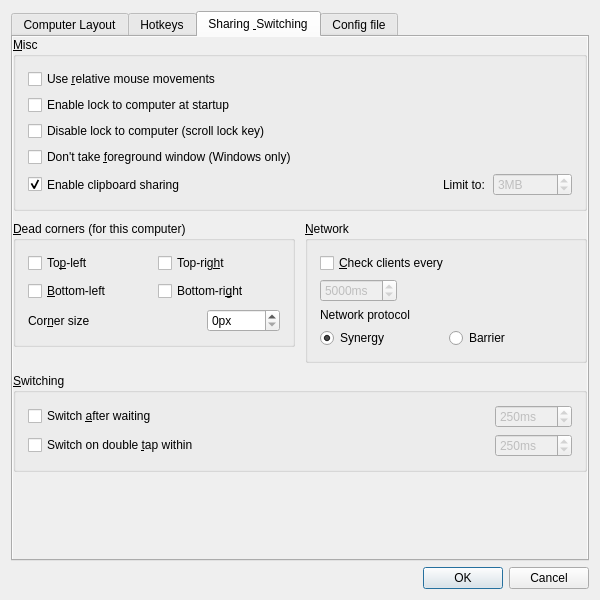
This is src/lib/gui/dialogs/ServerConfigDialog.ui in Tupig/TupigSynergy as Qt 5 draws it before an edit. The edited form follows.
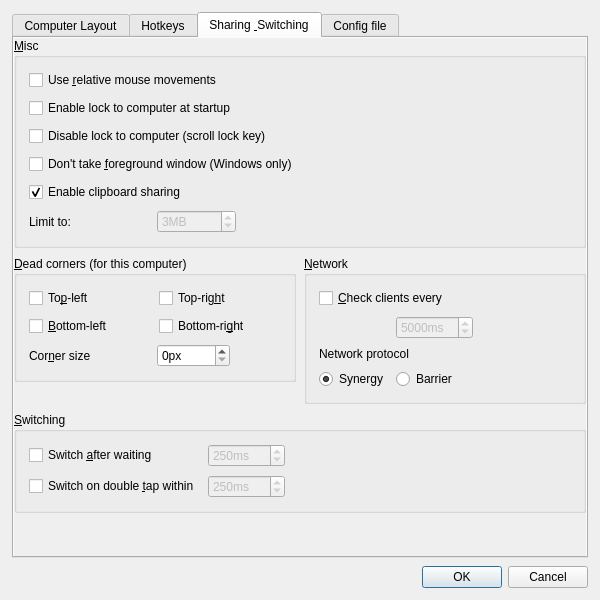
This is the edited form. The open tabs and pages were chosen to show the change. Icons and pictures are not drawn. Custom widgets are drawn as their Qt base class.

```diff
--- a/src/lib/gui/dialogs/ServerConfigDialog.ui
+++ b/src/lib/gui/dialogs/ServerConfigDialog.ui
@@ -20,6 +20,21 @@
    <string>Server Configuration</string>
   </property>
   <layout class="QVBoxLayout">
+   <property name="leftMargin">
+    <number>12</number>
+   </property>
+   <property name="topMargin">
+    <number>12</number>
+   </property>
+   <property name="rightMargin">
+    <number>12</number>
+   </property>
+   <property name="bottomMargin">
+    <number>12</number>
+   </property>
+   <property name="spacing">
+    <number>8</number>
+   </property>
    <item>
     <widget class="QTabWidget" name="tabWidget">
      <widget class="QWidget" name="tabComputers">
@@ -43,6 +58,34 @@
         <number>8</number>
        </property>
        <item>
+        <widget class="QScrollArea" name="computersScrollArea">
+         <property name="widgetResizable">
+          <bool>true</bool>
+         </property>
+         <property name="frameShape">
+          <enum>QFrame::Shape::NoFrame</enum>
+         </property>
+         <property name="horizontalScrollBarPolicy">
+          <enum>Qt::ScrollBarPolicy::ScrollBarAlwaysOff</enum>
+         </property>
+         <widget class="QWidget" name="computersScrollContents">
+          <layout class="QVBoxLayout" name="computersScrollLayout">
+           <property name="leftMargin">
+            <number>0</number>
+           </property>
+           <property name="topMargin">
+            <number>0</number>
+           </property>
+           <property name="rightMargin">
+            <number>0</number>
+           </property>
+           <property name="bottomMargin">
+            <number>0</number>
+           </property>
+           <property name="spacing">
+            <number>8</number>
+           </property>
+           <item>
         <widget class="QGroupBox" name="groupComputerLayout">
          <property name="title">
           <string />
@@ -142,6 +185,12 @@
               <property name="orientation">
                <enum>Qt::Orientation::Horizontal</enum>
               </property>
+                  <property name="sizeHint" stdset="0">
+                   <size>
+                    <width>0</width>
+                    <height>0</height>
+                   </size>
+                  </property>
              </spacer>
             </item>
             <item>
@@ -164,11 +213,15 @@
        </item>
       </layout>
      </widget>
+        </widget>
+       </item>
+      </layout>
+     </widget>
      <widget class="QWidget" name="tabHotkeys">
       <attribute name="title">
        <string>Hotkeys</string>
       </attribute>
-      <layout class="QHBoxLayout" name="_2" stretch="1,1">
+      <layout class="QVBoxLayout" name="_2">
        <property name="leftMargin">
         <number>0</number>
        </property>
@@ -182,7 +235,35 @@
         <number>0</number>
        </property>
        <property name="spacing">
-        <number>10</number>
+        <number>8</number>
+       </property>
+       <item>
+        <widget class="QScrollArea" name="hotkeysScrollArea">
+         <property name="widgetResizable">
+          <bool>true</bool>
+         </property>
+         <property name="frameShape">
+          <enum>QFrame::Shape::NoFrame</enum>
+         </property>
+         <property name="horizontalScrollBarPolicy">
+          <enum>Qt::ScrollBarPolicy::ScrollBarAlwaysOff</enum>
+         </property>
+         <widget class="QWidget" name="hotkeysScrollContents">
+          <layout class="QVBoxLayout" name="hotkeysScrollLayout" stretch="1,1">
+           <property name="leftMargin">
+            <number>0</number>
+           </property>
+           <property name="topMargin">
+            <number>0</number>
+           </property>
+           <property name="rightMargin">
+            <number>0</number>
+           </property>
+           <property name="bottomMargin">
+            <number>0</number>
+           </property>
+           <property name="spacing">
+            <number>8</number>
        </property>
        <item>
         <widget class="QGroupBox" name="groupHotkeys">
@@ -212,7 +293,14 @@
            <number>8</number>
           </property>
           <item>
-           <widget class="QListWidget" name="listHotkeys" />
+               <widget class="QListWidget" name="listHotkeys">
+                <property name="sizePolicy">
+                 <sizepolicy hsizetype="Expanding" vsizetype="Expanding">
+                  <horstretch>0</horstretch>
+                  <verstretch>0</verstretch>
+                 </sizepolicy>
+                </property>
+               </widget>
           </item>
           <item>
            <layout class="QHBoxLayout" name="hotkeyButtonsLayout">
@@ -270,6 +358,19 @@
               </property>
              </widget>
             </item>
+                <item>
+                 <spacer name="hotkeyButtonsSpacer">
+                  <property name="orientation">
+                   <enum>Qt::Orientation::Horizontal</enum>
+                  </property>
+                  <property name="sizeHint" stdset="0">
+                   <size>
+                    <width>0</width>
+                    <height>0</height>
+                   </size>
+                  </property>
+                 </spacer>
+                </item>
            </layout>
           </item>
          </layout>
@@ -308,7 +409,14 @@
            <number>8</number>
           </property>
           <item>
-           <widget class="QListWidget" name="listActions" />
+               <widget class="QListWidget" name="listActions">
+                <property name="sizePolicy">
+                 <sizepolicy hsizetype="Expanding" vsizetype="Expanding">
+                  <horstretch>0</horstretch>
+                  <verstretch>0</verstretch>
+                 </sizepolicy>
+                </property>
+               </widget>
           </item>
           <item>
            <layout class="QHBoxLayout" name="actionButtonsLayout">
@@ -366,9 +474,26 @@
               </property>
              </widget>
             </item>
+                <item>
+                 <spacer name="actionButtonsSpacer">
+                  <property name="orientation">
+                   <enum>Qt::Orientation::Horizontal</enum>
+                  </property>
+                  <property name="sizeHint" stdset="0">
+                   <size>
+                    <width>0</width>
+                    <height>0</height>
+                   </size>
+                  </property>
+                 </spacer>
+                </item>
            </layout>
           </item>
          </layout>
+            </widget>
+           </item>
+          </layout>
+         </widget>
         </widget>
        </item>
       </layout>
@@ -419,7 +544,7 @@
             <number>0</number>
            </property>
            <property name="spacing">
-            <number>10</number>
+            <number>8</number>
            </property>
            <item row="0" column="0" colspan="2">
             <widget class="QGroupBox" name="groupMisc">
@@ -451,7 +576,7 @@
                <number>12</number>
               </property>
               <property name="spacing">
-               <number>6</number>
+               <number>8</number>
               </property>
               <item>
                <widget class="QCheckBox" name="cbRelativeMouseMoves">
@@ -488,23 +613,6 @@
                </widget>
               </item>
               <item>
-               <layout class="QHBoxLayout" name="layoutClipboard" stretch="1,0,0">
-                <property name="leftMargin">
-                 <number>0</number>
-                </property>
-                <property name="topMargin">
-                 <number>0</number>
-                </property>
-                <property name="rightMargin">
-                 <number>0</number>
-                </property>
-                <property name="bottomMargin">
-                 <number>0</number>
-                </property>
-                <property name="spacing">
-                 <number>8</number>
-                </property>
-                <item>
                  <widget class="QCheckBox" name="cbEnableClipboard">
                   <property name="sizePolicy">
                    <sizepolicy hsizetype="Minimum" vsizetype="Preferred">
@@ -521,10 +629,45 @@
                  </widget>
                 </item>
                 <item>
+               <layout class="QHBoxLayout" name="layoutClipboard">
+                <property name="leftMargin">
+                 <number>0</number>
+                </property>
+                <property name="topMargin">
+                 <number>0</number>
+                </property>
+                <property name="rightMargin">
+                 <number>0</number>
+                </property>
+                <property name="bottomMargin">
+                 <number>0</number>
+                </property>
+                <property name="spacing">
+                 <number>8</number>
+                </property>
+                <item>
                  <widget class="QLabel" name="label_7">
+                  <property name="minimumSize">
+                   <size>
+                    <width>120</width>
+                    <height>0</height>
+                   </size>
+                  </property>
+                  <property name="sizePolicy">
+                   <sizepolicy hsizetype="Maximum" vsizetype="Preferred">
+                    <horstretch>0</horstretch>
+                    <verstretch>0</verstretch>
+                   </sizepolicy>
+                  </property>
                   <property name="text">
                    <string>Limit to:</string>
                   </property>
+                  <property name="wordWrap">
+                   <bool>false</bool>
+                  </property>
+                  <property name="alignment">
+                   <set>Qt::AlignmentFlag::AlignLeft|Qt::AlignmentFlag::AlignVCenter</set>
+                  </property>
                  </widget>
                 </item>
                 <item>
@@ -549,6 +692,19 @@
                   </property>
                  </widget>
                 </item>
+                <item>
+                 <spacer name="clipboardSpacer">
+                  <property name="orientation">
+                   <enum>Qt::Orientation::Horizontal</enum>
+                  </property>
+                  <property name="sizeHint" stdset="0">
+                   <size>
+                    <width>0</width>
+                    <height>0</height>
+                   </size>
+                  </property>
+                 </spacer>
+                </item>
                </layout>
               </item>
              </layout>
@@ -590,7 +746,7 @@
                <number>8</number>
               </property>
               <item>
-               <layout class="QGridLayout" name="m_pLayoutCorners">
+               <layout class="QGridLayout" name="m_pLayoutCorners" columnstretch="1,1">
                 <property name="leftMargin">
                  <number>0</number>
                 </property>
@@ -637,7 +793,7 @@
                </layout>
               </item>
               <item>
-               <layout class="QHBoxLayout" name="m_pLayoutCornerSize" stretch="1,0">
+               <layout class="QHBoxLayout" name="m_pLayoutCornerSize">
                 <property name="leftMargin">
                  <number>0</number>
                 </property>
@@ -655,9 +811,27 @@
                 </property>
                 <item>
                  <widget class="QLabel" name="label">
+                  <property name="minimumSize">
+                   <size>
+                    <width>120</width>
+                    <height>0</height>
+                   </size>
+                  </property>
+                  <property name="sizePolicy">
+                   <sizepolicy hsizetype="Maximum" vsizetype="Preferred">
+                    <horstretch>0</horstretch>
+                    <verstretch>0</verstretch>
+                   </sizepolicy>
+                  </property>
                   <property name="text">
                    <string>Cor&amp;ner size</string>
                   </property>
+                  <property name="wordWrap">
+                   <bool>false</bool>
+                  </property>
+                  <property name="alignment">
+                   <set>Qt::AlignmentFlag::AlignLeft|Qt::AlignmentFlag::AlignVCenter</set>
+                  </property>
                   <property name="buddy">
                    <cstring>sbSwitchCornerSize</cstring>
                   </property>
@@ -679,6 +853,19 @@
                   </property>
                  </widget>
                 </item>
+                <item>
+                 <spacer name="cornerSizeSpacer">
+                  <property name="orientation">
+                   <enum>Qt::Orientation::Horizontal</enum>
+                  </property>
+                  <property name="sizeHint" stdset="0">
+                   <size>
+                    <width>0</width>
+                    <height>0</height>
+                   </size>
+                  </property>
+                 </spacer>
+                </item>
                </layout>
               </item>
              </layout>
@@ -695,7 +882,7 @@
                <verstretch>0</verstretch>
               </sizepolicy>
              </property>
-             <layout class="QGridLayout" name="verticalLayout_5">
+             <layout class="QGridLayout" name="verticalLayout_5" columnstretch="0,0,1">
               <property name="leftMargin">
                <number>12</number>
               </property>
@@ -709,7 +896,7 @@
                <number>12</number>
               </property>
               <property name="spacing">
-               <number>6</number>
+               <number>8</number>
               </property>
               <item row="0" column="0" colspan="2">
                <widget class="QCheckBox" name="cbHeartbeat">
@@ -724,7 +911,7 @@
                 </property>
                </widget>
               </item>
-              <item row="1" column="0" colspan="2">
+              <item row="1" column="1">
                <widget class="QSpinBox" name="sbHeartbeat">
                 <property name="enabled">
                  <bool>false</bool>
@@ -754,12 +941,30 @@
               </item>
               <item row="2" column="0" colspan="2">
                <widget class="QLabel" name="labelProtocol">
+                <property name="minimumSize">
+                 <size>
+                  <width>120</width>
+                  <height>0</height>
+                 </size>
+                </property>
+                <property name="sizePolicy">
+                 <sizepolicy hsizetype="Maximum" vsizetype="Preferred">
+                  <horstretch>0</horstretch>
+                  <verstretch>0</verstretch>
+                 </sizepolicy>
+                </property>
                 <property name="whatsThis">
                  <string>&lt;html&gt;&lt;head/&gt;&lt;body&gt;&lt;p&gt;Enables compatibility with programs that use either the Synergy or Barrier protocols:&lt;/p&gt;&lt;ul style="margin-top: 0px; margin-bottom: 0px; margin-left: 0px; margin-right: 0px; -qt-list-indent: 1;"&gt;&lt;li style=" margin-top:12px; margin-bottom:0px; margin-left:0px; margin-right:0px; -qt-block-indent:0; text-indent:0px;"&gt;Synergy 3 uses the Synergy protocol.&lt;/li&gt;&lt;li style=" margin-top:0px; margin-bottom:12px; margin-left:0px; margin-right:0px; -qt-block-indent:0; text-indent:0px;"&gt;Barrier, Input-Leap and Synergy 1 uses the Barrier protocol.&lt;/li&gt;&lt;/ul&gt;&lt;p&gt;A %1 client will automatically use either the Synergy or Barrier protocol depending on the server protocol.&lt;/p&gt;&lt;/body&gt;&lt;/html&gt;</string>
                 </property>
                 <property name="text">
                  <string>Network protocol</string>
                 </property>
+                <property name="wordWrap">
+                 <bool>false</bool>
+                </property>
+                <property name="alignment">
+                 <set>Qt::AlignmentFlag::AlignLeft|Qt::AlignmentFlag::AlignVCenter</set>
+                </property>
                </widget>
               </item>
               <item row="3" column="0">
@@ -779,6 +984,19 @@
                 </property>
                </widget>
               </item>
+              <item row="0" column="2" rowspan="4">
+               <spacer name="networkSpacer">
+                <property name="orientation">
+                 <enum>Qt::Orientation::Horizontal</enum>
+                </property>
+                <property name="sizeHint" stdset="0">
+                 <size>
+                  <width>0</width>
+                  <height>0</height>
+                 </size>
+                </property>
+               </spacer>
+              </item>
              </layout>
             </widget>
            </item>
@@ -798,7 +1016,7 @@
                <verstretch>0</verstretch>
               </sizepolicy>
              </property>
-             <layout class="QGridLayout" name="switchCardLayout" columnstretch="1,0">
+             <layout class="QGridLayout" name="switchCardLayout" columnstretch="0,0,1">
               <property name="leftMargin">
                <number>12</number>
               </property>
@@ -812,13 +1030,19 @@
                <number>12</number>
               </property>
               <property name="spacing">
-               <number>6</number>
+               <number>8</number>
               </property>
               <item row="0" column="0">
                <widget class="QCheckBox" name="cbSwitchDelay">
                 <property name="enabled">
                  <bool>true</bool>
                 </property>
+                <property name="minimumSize">
+                 <size>
+                  <width>120</width>
+                  <height>0</height>
+                 </size>
+                </property>
                 <property name="text">
                  <string>Switch &amp;after waiting</string>
                 </property>
@@ -857,6 +1081,12 @@
                 <property name="enabled">
                  <bool>true</bool>
                 </property>
+                <property name="minimumSize">
+                 <size>
+                  <width>120</width>
+                  <height>0</height>
+                 </size>
+                </property>
                 <property name="text">
                  <string>Switch on double &amp;tap within</string>
                 </property>
@@ -890,6 +1120,19 @@
                 </property>
                </widget>
               </item>
+              <item row="0" column="2" rowspan="2">
+               <spacer name="switchSpacer">
+                <property name="orientation">
+                 <enum>Qt::Orientation::Horizontal</enum>
+                </property>
+                <property name="sizeHint" stdset="0">
+                 <size>
+                  <width>0</width>
+                  <height>0</height>
+                 </size>
+                </property>
+               </spacer>
+              </item>
              </layout>
             </widget>
            </item>
@@ -912,7 +1155,35 @@
       <attribute name="title">
        <string>Config file</string>
       </attribute>
-      <layout class="QVBoxLayout" name="verticalLayout" stretch="0,0,0,1">
+      <layout class="QVBoxLayout" name="verticalLayout">
+       <property name="leftMargin">
+        <number>0</number>
+       </property>
+       <property name="topMargin">
+        <number>0</number>
+       </property>
+       <property name="rightMargin">
+        <number>0</number>
+       </property>
+       <property name="bottomMargin">
+        <number>0</number>
+       </property>
+       <property name="spacing">
+        <number>8</number>
+       </property>
+       <item>
+        <widget class="QScrollArea" name="configScrollArea">
+         <property name="widgetResizable">
+          <bool>true</bool>
+         </property>
+         <property name="frameShape">
+          <enum>QFrame::Shape::NoFrame</enum>
+         </property>
+         <property name="horizontalScrollBarPolicy">
+          <enum>Qt::ScrollBarPolicy::ScrollBarAlwaysOff</enum>
+         </property>
+         <widget class="QWidget" name="configScrollContents">
+          <layout class="QVBoxLayout" name="configScrollLayout" stretch="0,0,0,1">
        <property name="leftMargin">
         <number>0</number>
        </property>
@@ -1021,6 +1292,12 @@
              </property>
              <item>
               <widget class="QLabel" name="labelConfigFile">
+                   <property name="minimumSize">
+                    <size>
+                     <width>120</width>
+                     <height>0</height>
+                    </size>
+                   </property>
                <property name="sizePolicy">
                 <sizepolicy hsizetype="Maximum" vsizetype="Preferred">
                  <horstretch>0</horstretch>
@@ -1030,6 +1307,12 @@
                <property name="text">
                 <string>Config file path</string>
                </property>
+                   <property name="wordWrap">
+                    <bool>false</bool>
+                   </property>
+                   <property name="alignment">
+                    <set>Qt::AlignmentFlag::AlignLeft|Qt::AlignmentFlag::AlignVCenter</set>
+                   </property>
               </widget>
              </item>
              <item>
@@ -1075,6 +1358,10 @@
        </item>
        <item>
         <widget class="QWidget" name="configBottomStretch" />
+           </item>
+          </layout>
+         </widget>
+        </widget>
        </item>
       </layout>
      </widget>
```
Lines whose indentation alone changed are shown as unchanged.
